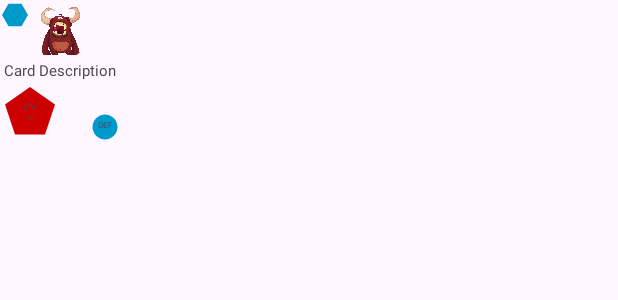
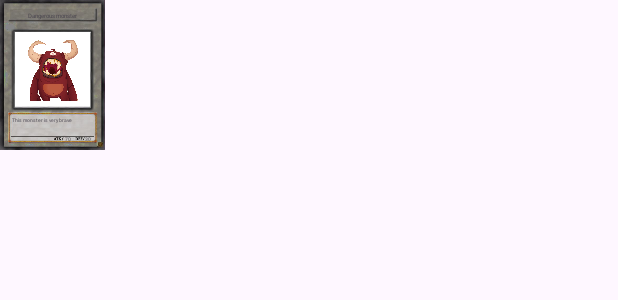
Before and after one commit to Luiz-Filipe26/Monsters-Clash, an Android app: the layout game_card.xml on its own in the app's theme, with its tools: preview values and no code run, on a phone screen of 412 x 824 dp. Shown: the top 300 px of the screen. Run offline under Robolectric (Android 15) with nearby library versions, the phone set to English and light mode, and no system bars.

Commit message:
Criado layout para a carta

```diff
--- a/app/src/main/res/layout/activity_main.xml
+++ b/app/src/main/res/layout/activity_main.xml
@@ -84,6 +84,16 @@
             app:layout_constraintStart_toStartOf="parent"
             app:layout_constraintTop_toBottomOf="@+id/table_background_img" />
 
+        <include
+            android:id="@+id/game_card_view"
+            layout="@layout/game_card"
+            android:layout_width="70dp"
+            android:layout_height="100dp"
+            app:layout_constraintStart_toStartOf="@id/hand_cards_container"
+            app:layout_constraintEnd_toEndOf="@id/hand_cards_container"
+            app:layout_constraintBottom_toBottomOf="@id/hand_cards_container"
+            />
+
         <View
             android:id="@+id/draw_pile_container"
             android:layout_width="0dp"
--- a/app/src/main/res/layout/game_card.xml
+++ b/app/src/main/res/layout/game_card.xml
@@ -1,100 +1,165 @@
 <?xml version="1.0" encoding="utf-8"?>
 <androidx.constraintlayout.widget.ConstraintLayout xmlns:android="http://schemas.android.com/apk/res/android"
-    android:layout_width="80dp"
+    android:layout_width="70dp"
     android:layout_height="100dp"
     xmlns:app="http://schemas.android.com/apk/res-auto">
 
-    <com.google.android.material.imageview.ShapeableImageView
-        android:id="@+id/monster_img"
-        android:layout_width="40dp"
-        android:layout_height="40dp"
-        android:scaleType="centerCrop"
-        android:src="@mipmap/monster_1"
-        app:layout_constraintEnd_toEndOf="parent"
-        app:layout_constraintStart_toStartOf="parent"
-        app:layout_constraintTop_toTopOf="parent"
-        app:shapeAppearanceOverlay="@style/CircularView" />
+    <ImageView
+        android:layout_width="match_parent"
+        android:layout_height="match_parent"
+        android:src="@mipmap/card_container"
+        android:scaleType="fitXY"
+        />
 
+    <!-- Guideline superior -->
+    <androidx.constraintlayout.widget.Guideline
+        android:id="@+id/guideline_cardimg_top"
+        android:layout_width="wrap_content"
+        android:layout_height="wrap_content"
+        android:orientation="horizontal"
+        app:layout_constraintGuide_percent="0.21" />
+
+    <!-- Guideline inferior -->
+    <androidx.constraintlayout.widget.Guideline
+        android:id="@+id/guideline_cardimg_bottom"
+        android:layout_width="wrap_content"
+        android:layout_height="wrap_content"
+        android:orientation="horizontal"
+        app:layout_constraintGuide_percent="0.71" />
+
+    <!-- Guideline da esquerda -->
+    <androidx.constraintlayout.widget.Guideline
+        android:id="@+id/guideline_cardimg_start"
+        android:layout_width="wrap_content"
+        android:layout_height="wrap_content"
+        android:orientation="vertical"
+        app:layout_constraintGuide_percent="0.13" />
+
+    <!-- Guideline da direita -->
+    <androidx.constraintlayout.widget.Guideline
+        android:id="@+id/guideline_cardimg_end"
+        android:layout_width="wrap_content"
+        android:layout_height="wrap_content"
+        android:orientation="vertical"
+        app:layout_constraintGuide_percent="0.865" />
 
     <ImageView
-        android:id="@+id/card_mana_img"
-        android:layout_width="20dp"
-        android:layout_height="20dp"
-        android:src="@drawable/hexagon"
-        app:layout_constraintStart_toStartOf="parent"
-        app:layout_constraintTop_toTopOf="parent"
-        app:tint="@android:color/holo_blue_dark" />
+        android:id="@+id/card_monster_img"
+        android:layout_width="0dp"
+        android:layout_height="0dp"
+        android:src="@mipmap/monster_1"
+        app:layout_constraintStart_toStartOf="@id/guideline_cardimg_start"
+        app:layout_constraintEnd_toEndOf="@id/guideline_cardimg_end"
+        app:layout_constraintTop_toTopOf="@id/guideline_cardimg_top"
+        app:layout_constraintBottom_toBottomOf="@id/guideline_cardimg_bottom" />
 
+    <!-- Guideline superior -->
+    <androidx.constraintlayout.widget.Guideline
+        android:id="@+id/guideline_cardtitle_top"
+        android:layout_width="wrap_content"
+        android:layout_height="wrap_content"
+        android:orientation="horizontal"
+        app:layout_constraintGuide_percent="0.07" />
 
     <TextView
-        android:id="@+id/card_description_txt"
+        android:id="@+id/card_title_txt"
         android:layout_width="wrap_content"
         android:layout_height="wrap_content"
-        app:layout_constraintTop_toBottomOf="@+id/monster_img"
-        app:layout_constraintStart_toStartOf="parent"
-        app:layout_constraintEnd_toEndOf="parent"
-        android:textSize="10sp"
-        android:text="Card Description"
+        android:text="Dangerous monster"
+        android:textSize="4sp"
+        app:layout_constraintTop_toTopOf="@id/guideline_cardtitle_top"
+        app:layout_constraintStart_toStartOf="@id/guideline_cardimg_start"
+        app:layout_constraintEnd_toEndOf="@id/guideline_cardimg_end"
         />
 
-    <ImageView
-        android:id="@+id/card_attack_img"
-        android:layout_width="40dp"
-        android:layout_height="40dp"
-        android:src="@drawable/pentagon"
-        app:layout_constraintBottom_toBottomOf="parent"
-        app:layout_constraintStart_toStartOf="parent"
-        android:layout_marginBottom="5dp"
-        app:tint="@android:color/holo_red_dark"
-        />
+    <!-- Guideline superior -->
+    <androidx.constraintlayout.widget.Guideline
+        android:id="@+id/guideline_carddesc_top"
+        android:layout_width="wrap_content"
+        android:layout_height="wrap_content"
+        android:orientation="horizontal"
+        app:layout_constraintGuide_percent="0.77" />
+
+    <!-- Guideline inferior -->
+    <androidx.constraintlayout.widget.Guideline
+        android:id="@+id/guideline_carddesc_bottom"
+        android:layout_width="wrap_content"
+        android:layout_height="wrap_content"
+        android:orientation="horizontal"
+        app:layout_constraintGuide_percent="0.9" />
+
+    <!-- Guideline da esquerda -->
+    <androidx.constraintlayout.widget.Guideline
+        android:id="@+id/guideline_carddesc_start"
+        android:layout_width="wrap_content"
+        android:layout_height="wrap_content"
+        android:orientation="vertical"
+        app:layout_constraintGuide_percent="0.11" />
+
+    <!-- Guideline da direita -->
+    <androidx.constraintlayout.widget.Guideline
+        android:id="@+id/guideline_carddesc_end"
+        android:layout_width="wrap_content"
+        android:layout_height="wrap_content"
+        android:orientation="vertical"
+        app:layout_constraintGuide_percent="0.88" />
 
     <TextView
-        android:id="@+id/card_attack_txt"
+        android:id="@+id/card_desc_txt"
+        android:layout_width="0dp"
+        android:layout_height="0dp"
+        android:textSize="3sp"
+        android:text="This monster is very brave"
+        app:layout_constraintStart_toStartOf="@id/guideline_carddesc_start"
+        app:layout_constraintEnd_toEndOf="@id/guideline_carddesc_end"
+        app:layout_constraintTop_toTopOf="@id/guideline_carddesc_top"
+        app:layout_constraintBottom_toBottomOf="@id/guideline_carddesc_bottom" />
+
+    <!-- Guideline superior -->
+    <androidx.constraintlayout.widget.Guideline
+        android:id="@+id/guideline_cardatk_top"
         android:layout_width="wrap_content"
         android:layout_height="wrap_content"
-        android:text="ATK"
-        android:textSize="5sp"
-        app:layout_constraintVertical_bias="0.4"
-        app:layout_constraintStart_toStartOf="@id/card_attack_img"
-        app:layout_constraintEnd_toEndOf="@+id/card_attack_img"
-        app:layout_constraintBottom_toBottomOf="@id/card_attack_img"
-        app:layout_constraintTop_toTopOf="@id/card_attack_img"
+        android:orientation="horizontal"
+        app:layout_constraintGuide_percent="0.90" />
+
+    <!-- Guideline da esquerda -->
+    <androidx.constraintlayout.widget.Guideline
+        android:id="@+id/guideline_cardatk_start"
+        android:layout_width="wrap_content"
+        android:layout_height="wrap_content"
+        android:orientation="vertical"
+        app:layout_constraintGuide_percent="0.62" />
+
+    <TextView
+        android:id="@+id/card_atk_txt"
+        android:layout_width="wrap_content"
+        android:layout_height="wrap_content"
+        android:textSize="3sp"
+        android:text="70"
+        app:layout_constraintStart_toStartOf="@id/guideline_cardatk_start"
+        app:layout_constraintTop_toTopOf="@id/guideline_cardatk_top"
         />
 
 
-    <TextView
-        android:id="@+id/card_attack_number_txt"
+    <!-- Guideline da esquerda -->
+    <androidx.constraintlayout.widget.Guideline
+        android:id="@+id/guideline_carddef_start"
         android:layout_width="wrap_content"
         android:layout_height="wrap_content"
-        android:text="50"
-        android:textSize="4sp"
-        app:layout_constraintTop_toBottomOf="@+id/card_attack_txt"
-        app:layout_constraintStart_toStartOf="@+id/card_attack_txt"
-        app:layout_constraintEnd_toEndOf="@+id/card_attack_txt"
+        android:orientation="vertical"
+        app:layout_constraintGuide_percent="0.81" />
+
+    <TextView
+        android:id="@+id/card_def_txt"
+        android:layout_width="wrap_content"
+        android:layout_height="wrap_content"
+        android:textSize="3sp"
+        android:text="30"
+        app:layout_constraintStart_toStartOf="@id/guideline_carddef_start"
+        app:layout_constraintTop_toTopOf="@id/guideline_cardatk_top"
         />
 
-    <ImageView
-        android:id="@+id/card_defense_img"
-        android:layout_width="20dp"
-        android:layout_height="20dp"
-        android:src="@drawable/circle"
-        app:layout_constraintBottom_toBottomOf="parent"
-        app:layout_constraintEnd_toEndOf="parent"
-        android:layout_marginBottom="5dp"
-        app:tint="@android:color/holo_blue_dark"
-        />
 
-    <TextView
-        android:id="@+id/card_defense_txt"
-        android:layout_width="wrap_content"
-        android:layout_height="wrap_content"
-        android:text="DEF"
-        android:textSize="5sp"
-        app:layout_constraintVertical_bias="0.4"
-        app:layout_constraintStart_toStartOf="@id/card_defense_img"
-        app:layout_constraintEnd_toEndOf="@+id/card_defense_img"
-        app:layout_constraintBottom_toBottomOf="@id/card_defense_img"
-        app:layout_constraintTop_toTopOf="@id/card_defense_img"
-        />
 
 </androidx.constraintlayout.widget.ConstraintLayout>
--- a/app/src/main/res/layout/health_bar_container.xml
+++ b/app/src/main/res/layout/health_bar_container.xml
@@ -1,12 +1,13 @@
 <?xml version="1.0" encoding="utf-8"?>
 <androidx.constraintlayout.widget.ConstraintLayout xmlns:android="http://schemas.android.com/apk/res/android"
     xmlns:app="http://schemas.android.com/apk/res-auto"
-    android:layout_width="200dp"
-    android:layout_height="40dp">
+    xmlns:tools="http://schemas.android.com/tools"
+    android:layout_width="wrap_content"
+    android:layout_height="wrap_content">
 
     <!-- Guideline superior -->
     <androidx.constraintlayout.widget.Guideline
-        android:id="@+id/guideline_top"
+        android:id="@+id/guideline_cardimg_top"
         android:layout_width="wrap_content"
         android:layout_height="wrap_content"
         android:orientation="horizontal"
@@ -14,7 +15,7 @@
 
     <!-- Guideline inferior -->
     <androidx.constraintlayout.widget.Guideline
-        android:id="@+id/guideline_bottom"
+        android:id="@+id/guideline_cardimg_bottom"
         android:layout_width="wrap_content"
         android:layout_height="wrap_content"
         android:orientation="horizontal"
@@ -22,7 +23,7 @@
 
     <!-- Guideline da esquerda -->
     <androidx.constraintlayout.widget.Guideline
-        android:id="@+id/guideline_start"
+        android:id="@+id/guideline_cardimg_start"
         android:layout_width="wrap_content"
         android:layout_height="wrap_content"
         android:orientation="vertical"
@@ -30,7 +31,7 @@
 
     <!-- Guideline da direita -->
     <androidx.constraintlayout.widget.Guideline
-        android:id="@+id/guideline_end"
+        android:id="@+id/guideline_cardimg_end"
         android:layout_width="wrap_content"
         android:layout_height="wrap_content"
         android:orientation="vertical"
@@ -53,9 +54,9 @@
         android:max="100"
         android:progress="50"
         android:progressDrawable="@drawable/hp_progress_bar"
-        app:layout_constraintStart_toStartOf="@id/guideline_start"
-        app:layout_constraintEnd_toEndOf="@id/guideline_end"
-        app:layout_constraintTop_toTopOf="@id/guideline_top"
-        app:layout_constraintBottom_toBottomOf="@id/guideline_bottom" />
+        app:layout_constraintStart_toStartOf="@id/guideline_cardimg_start"
+        app:layout_constraintEnd_toEndOf="@id/guideline_cardimg_end"
+        app:layout_constraintTop_toTopOf="@id/guideline_cardimg_top"
+        app:layout_constraintBottom_toBottomOf="@id/guideline_cardimg_bottom" />
 
 </androidx.constraintlayout.widget.ConstraintLayout>
```
Also changed, not shown: app/src/main/res/mipmap-hdpi/card_container.png (added). Lines whose indentation alone changed are shown as unchanged.
